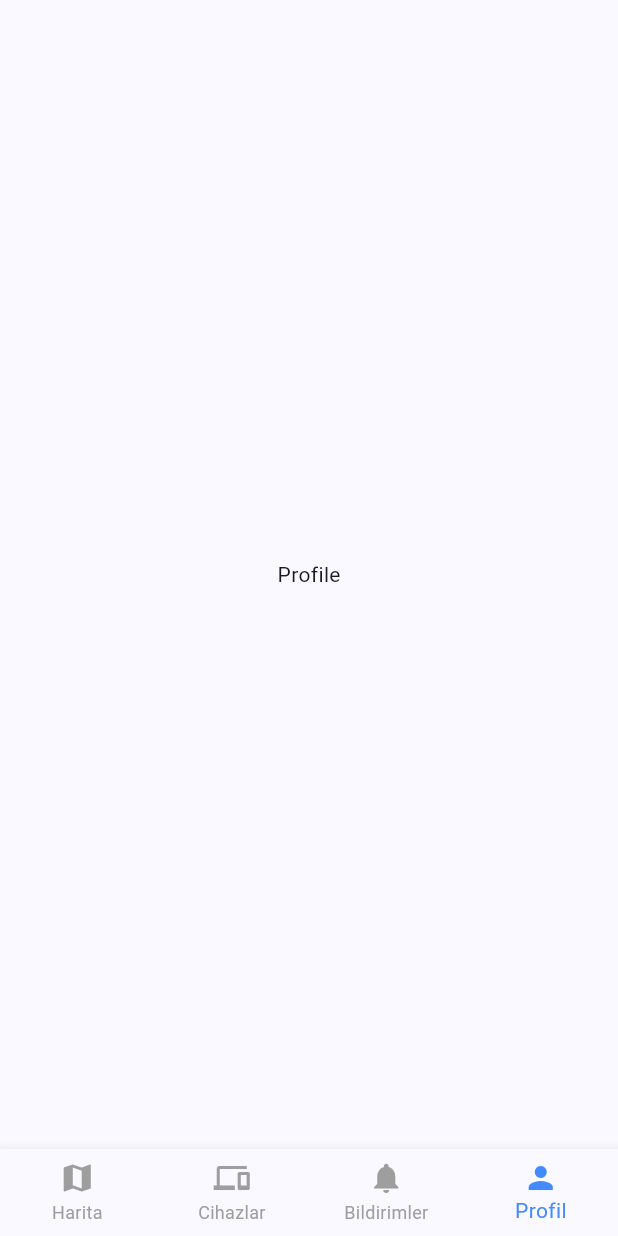
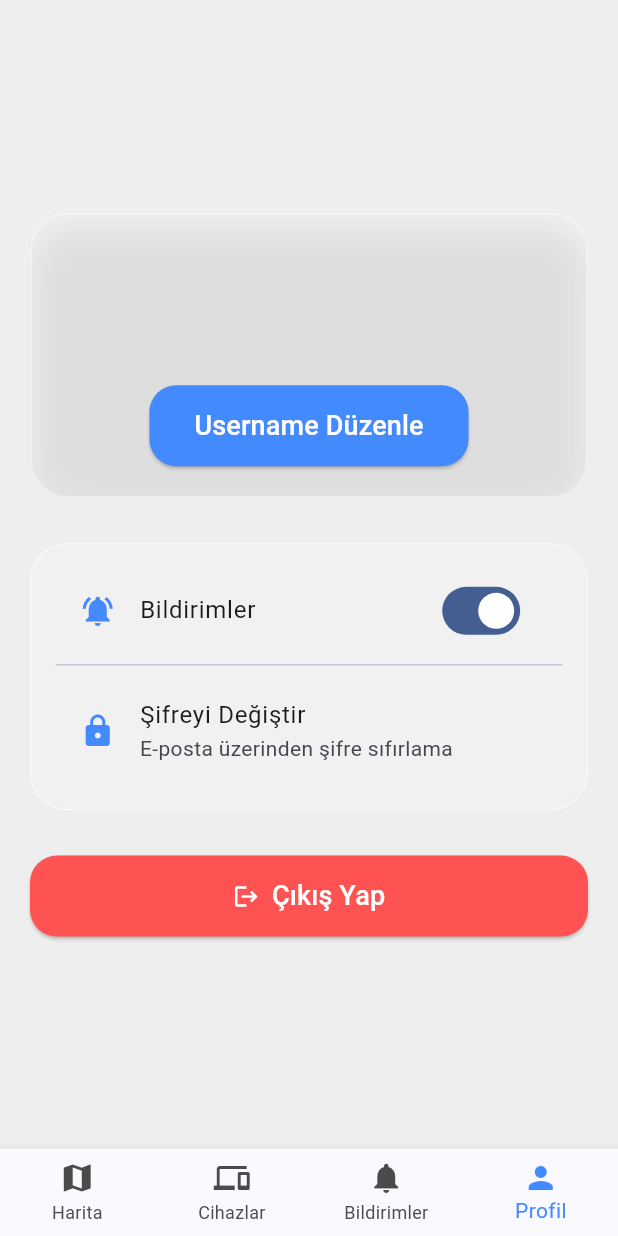
Before and after one commit to YZNLBD/flocateapp, a Flutter app: the HomeScreen screen opened by its route, item 4 of the bottom bar chosen, on a phone screen of 412 x 824 dp. Run offline on Flutter 3.47's test engine with Material 3 defaults, Android fonts, the light colour scheme and no system bars; our stand-ins replace cloud_firestore, firebase_auth, firebase_core; accounts and stored records are empty.

Commit message:
create profile

```diff
--- a/lib/main.dart
+++ b/lib/main.dart
@@ -1,39 +1,57 @@
 import 'package:flocateapp/screens/splash_screen.dart';
 import 'package:flocateapp/screens/login_screen.dart';
 import 'package:flocateapp/screens/register_screen.dart';
+import 'package:flocateapp/screens/home_screen.dart';
 import 'package:flutter/material.dart';
 import 'package:firebase_core/firebase_core.dart';
+import 'package:firebase_auth/firebase_auth.dart';
 import 'firebase_options.dart';
-import 'screens/home_screen.dart';
-
 
 void main() async {
   WidgetsFlutterBinding.ensureInitialized();
   await Firebase.initializeApp(
     options: DefaultFirebaseOptions.currentPlatform,
   );
-  runApp(MyApp());
+  runApp(const MyApp());
 }
 
 class MyApp extends StatelessWidget {
   const MyApp({super.key});
 
-  // This widget is the root of your application.
   @override
   Widget build(BuildContext context) {
     return MaterialApp(
       debugShowCheckedModeBanner: false,
       title: 'LocateApp',
       theme: ThemeData(
-      colorScheme: ColorScheme.fromSeed(seedColor: Colors.blueAccent),
+        colorScheme: ColorScheme.fromSeed(seedColor: Colors.blueAccent),
       ),
-      initialRoute: '/login',
+      // الصفحة الأساسية الآن تعتمد على حالة تسجيل الدخول
+      home: const AuthWrapper(),
       routes: {
         '/splash': (context) => const SplashScreen(),
         '/login': (context) => const LoginScreen(),
         '/register': (context) => const RegisterScreen(),
-        '/home_screen': (context) => const HomeScreen(), // استبدل بـ HomeScreen لاحقًا
+        '/home_screen': (context) => const HomeScreen(),
       },
     );
   }
 }
+
+// هذا الويجيت يتحقق من حالة تسجيل الدخول
+class AuthWrapper extends StatelessWidget {
+  const AuthWrapper({super.key});
+
+  @override
+  Widget build(BuildContext context) {
+    final user = FirebaseAuth.instance.currentUser;
+
+    if (user != null) {
+      // إذا المستخدم مسجل الدخول -> انتقل للصفحة الرئيسية
+      return const HomeScreen();
+    } else {
+      // إذا لم يكن مسجل الدخول -> انتقل لشاشة تسجيل الدخول
+      return const LoginScreen();
+    }
+  }
+}
--- a/lib/screens/home_screen.dart
+++ b/lib/screens/home_screen.dart
@@ -15,10 +15,10 @@ class _HomeScreenState extends State<HomeScreen> {
   int _selectedIndex = 0;
 
   final List<Widget> _pages = const [
-    Center(child: Text('Map')),
+    Center(child: Text('Maps')),
     Center(child: Text('Devices')),
     Center(child: Text('Notifications')),
-    Center(child: Text('Profile')),
+    ProfileScreen(),
   ];
 
   void _onItemTapped(int index) {
@@ -36,7 +36,7 @@ class _HomeScreenState extends State<HomeScreen> {
         onTap: _onItemTapped,
         type: BottomNavigationBarType.fixed,
         selectedItemColor: Colors.blueAccent,
-        unselectedItemColor: Colors.grey,
+        unselectedItemColor: const Color.fromARGB(255, 76, 74, 74),
         items: const [
           BottomNavigationBarItem(icon: Icon(Icons.map), label: 'Harita'),
           BottomNavigationBarItem(icon: Icon(Icons.devices), label: 'Cihazlar'),
--- a/lib/screens/profile_screen.dart
+++ b/lib/screens/profile_screen.dart
@@ -0,0 +1,249 @@
+import 'dart:ui';
+import 'package:flutter/material.dart';
+import 'package:cloud_firestore/cloud_firestore.dart';
+import 'package:firebase_auth/firebase_auth.dart';
+import 'package:flocateapp/screens/login_screen.dart';
+
+class ProfileScreen extends StatefulWidget {
+  const ProfileScreen({super.key});
+
+  @override
+  State<ProfileScreen> createState() => _ProfileScreenState();
+}
+
+class _ProfileScreenState extends State<ProfileScreen> {
+  final uid = FirebaseAuth.instance.currentUser!.uid;
+  TextEditingController usernameController = TextEditingController();
+
+  bool editing = false;
+  bool loading = false;
+  bool notificationsEnabled = true;
+
+  Future<DocumentSnapshot> getUserData() async {
+    return FirebaseFirestore.instance.collection('users').doc(uid).get();
+  }
+
+  Future<void> _logout() async {
+    setState(() => loading = true);
+    try {
+      await FirebaseAuth.instance.signOut();
+      if (mounted) {
+        Navigator.pushReplacement(
+          context,
+          MaterialPageRoute(builder: (_) => const LoginScreen()),
+        );
+      }
+    } catch (e) {
+      ScaffoldMessenger.of(context).showSnackBar(
+          SnackBar(content: Text("Logout failed: $e")));
+    } finally {
+      setState(() => loading = false);
+    }
+  }
+
+  void _changePassword() async {
+    final user = FirebaseAuth.instance.currentUser;
+    if (user?.email == null) return;
+
+    await FirebaseAuth.instance.sendPasswordResetEmail(email: user!.email!);
+
+    ScaffoldMessenger.of(context).showSnackBar(
+      const SnackBar(
+        content: Text(
+            "Şifre sıfırlama bağlantısı e-posta adresinize gönderildi"),
+      ),
+    );
+  }
+
+  @override
+  Widget build(BuildContext context) {
+    return Scaffold(
+      backgroundColor: const Color.fromARGB(255, 238, 238, 238),
+      body: FutureBuilder<DocumentSnapshot>(
+        future: getUserData(),
+        builder: (context, snapshot) {
+          if (!snapshot.hasData) {
+            return const Center(child: CircularProgressIndicator());
+          }
+
+          var data = snapshot.data!;
+          String username = data['username'] ?? "";
+          String email = data['email'] ?? "";
+
+          if (!editing && usernameController.text != username) {
+            usernameController.text = username;
+          }
+
+          return Center(
+            child: SingleChildScrollView(
+              padding: const EdgeInsets.all(20),
+              child: Column(
+                mainAxisAlignment: MainAxisAlignment.center, // مركزي بالكامل
+                crossAxisAlignment: CrossAxisAlignment.center,
+                children: [
+                  // ----------------- Glass Card -----------------
+                  ClipRRect(
+                    borderRadius: BorderRadius.circular(25),
+                    child: BackdropFilter(
+                      filter: ImageFilter.blur(sigmaX: 15, sigmaY: 15),
+                      child: Container(
+                        width: double.infinity,
+                        padding: const EdgeInsets.all(20),
+                        decoration: BoxDecoration(
+                          color: Colors.white.withOpacity(0.2),
+                          borderRadius: BorderRadius.circular(25),
+                          border: Border.all(
+                              color: Colors.white.withOpacity(0.4), width: 1.2),
+                          boxShadow: [
+                            BoxShadow(
+                              color: Colors.black.withOpacity(0.1),
+                              blurRadius: 20,
+                              offset: const Offset(0, 10),
+                            )
+                          ],
+                        ),
+                        child: Column(
+                          mainAxisSize: MainAxisSize.min,
+                          children: [
+                            editing
+                                ? TextField(
+                                    controller: usernameController,
+                                    decoration: InputDecoration(
+                                      labelText: "Username Düzenle",
+                                      border: OutlineInputBorder(
+                                          borderRadius:
+                                              BorderRadius.circular(15)),
+                                      filled: true,
+                                      fillColor: Colors.white.withOpacity(0.3),
+                                    ),
+                                  )
+                                : Text(
+                                    username,
+                                    style: const TextStyle(
+                                      fontSize: 26,
+                                      fontWeight: FontWeight.bold,
+                                      color: Colors.black87,
+                                    ),
+                                  ),
+                            const SizedBox(height: 10),
+                            Text(
+                              email,
+                              style: const TextStyle(
+                                  fontSize: 18, color: Colors.black54),
+                            ),
+                            const SizedBox(height: 20),
+                            loading
+                                ? const CircularProgressIndicator()
+                                : ElevatedButton(
+                                    style: ElevatedButton.styleFrom(
+                                      backgroundColor: Colors.blueAccent,
+                                      padding: const EdgeInsets.symmetric(
+                                          horizontal: 30, vertical: 14),
+                                      shape: RoundedRectangleBorder(
+                                          borderRadius:
+                                              BorderRadius.circular(18)),
+                                    ),
+                                    onPressed: () async {
+                                      if (editing) {
+                                        setState(() => loading = true);
+
+                                        await FirebaseFirestore.instance
+                                            .collection('users')
+                                            .doc(uid)
+                                            .update({
+                                          "username":
+                                              usernameController.text.trim(),
+                                        });
+
+                                        setState(() {
+                                          editing = false;
+                                          loading = false;
+                                        });
+                                      } else {
+                                        setState(() => editing = true);
+                                      }
+                                    },
+                                    child: Text(
+                                      editing ? "Kaydet" : "Username Düzenle",
+                                      style: const TextStyle(
+                                          color: Colors.white, fontSize: 18),
+                                    ),
+                                  ),
+                          ],
+                        ),
+                      ),
+                    ),
+                  ),
+
+                  const SizedBox(height: 30),
+
+                  // ----------------- Settings Glass Card -----------------
+                  ClipRRect(
+                    borderRadius: BorderRadius.circular(25),
+                    child: BackdropFilter(
+                      filter: ImageFilter.blur(sigmaX: 15, sigmaY: 15),
+                      child: Container(
+                        width: double.infinity,
+                        padding: const EdgeInsets.all(16),
+                        decoration: BoxDecoration(
+                          color: Colors.white.withOpacity(0.2),
+                          borderRadius: BorderRadius.circular(25),
+                          border: Border.all(
+                              color: Colors.white.withOpacity(0.4), width: 1.2),
+                        ),
+                        child: Column(
+                          children: [
+                            SwitchListTile(
+                              value: notificationsEnabled,
+                              onChanged: (val) {
+                                setState(() => notificationsEnabled = val);
+                              },
+                              title: const Text("Bildirimler"),
+                              secondary: const Icon(Icons.notifications_active,
+                                  color: Colors.blueAccent),
+                            ),
+                            const Divider(),
+                            ListTile(
+                              leading:
+                                  const Icon(Icons.lock, color: Colors.blueAccent),
+                              title: const Text("Şifreyi Değiştir"),
+                              subtitle: const Text(
+                                  "E-posta üzerinden şifre sıfırlama"),
+                              onTap: _changePassword,
+                            ),
+                          ],
+                        ),
+                      ),
+                    ),
+                  ),
+
+                  const SizedBox(height: 30),
+
+                  // ----------------- Logout Button -----------------
+                  SizedBox(
+                    width: double.infinity,
+                    child: ElevatedButton.icon(
+                      icon: const Icon(Icons.logout, color: Colors.white),
+                      label: const Text(
+                        "Çıkış Yap",
+                        style: TextStyle(fontSize: 18, color: Colors.white),
+                      ),
+                      onPressed: loading ? null : _logout,
+                      style: ElevatedButton.styleFrom(
+                        backgroundColor: Colors.redAccent,
+                        padding: const EdgeInsets.symmetric(vertical: 14),
+                        shape: RoundedRectangleBorder(
+                          borderRadius: BorderRadius.circular(18),
+                        ),
+                      ),
+                    ),
+                  ),
+                ],
+              ),
+            ),
+          );
+        },
+      ),
+    );
+  }
+}
```
